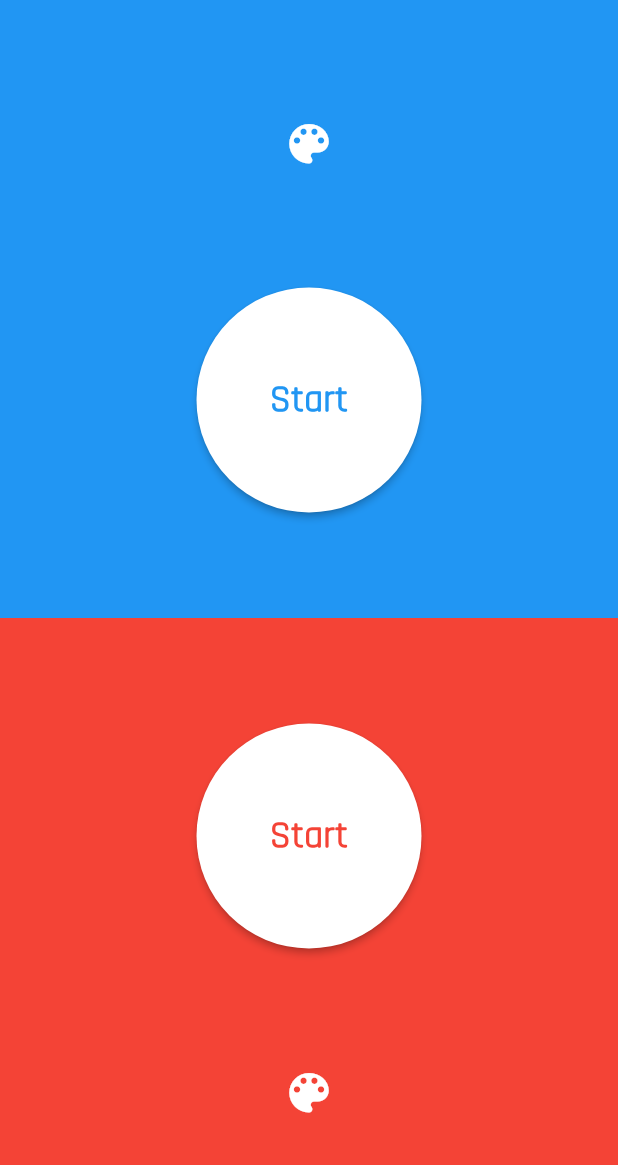
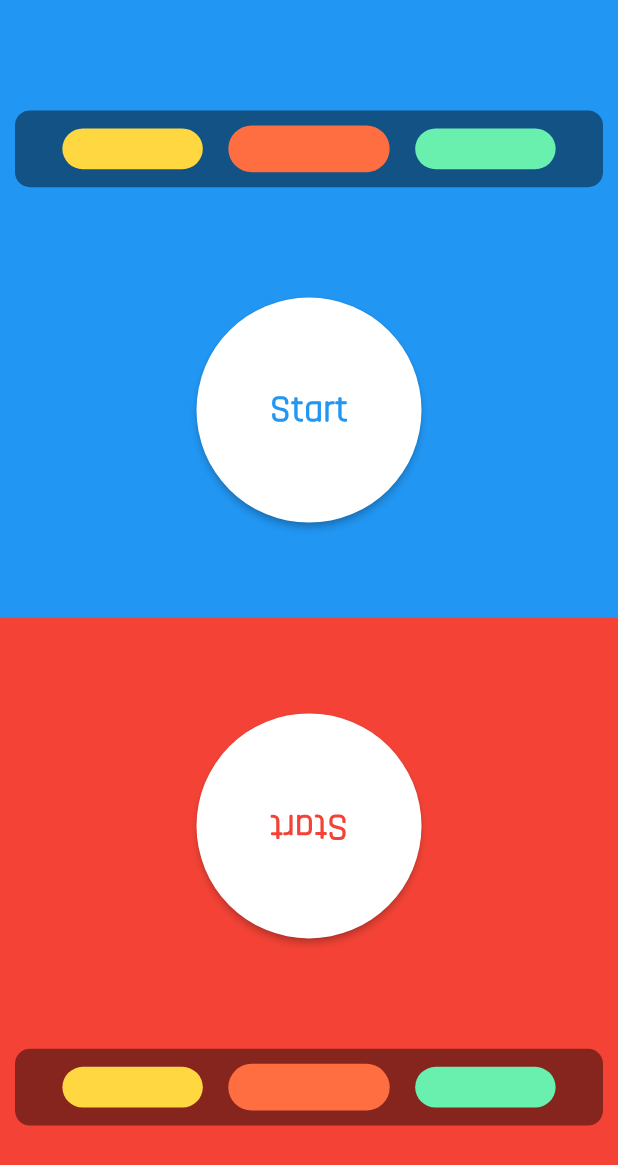
Before and after one commit to HariDharsaun/Finger_Blitz, a Flutter app: the screen it shows after launch, on a phone screen of 412 x 824 dp. Shown: the top 1165 px of the screen. Run offline on Flutter 3.47's test engine with Material 3 defaults, Android fonts, the phone set to English and light mode, and no system bars; drawn by our look-alikes of carousel_slider; our stand-ins replace lottie.

Commit message:
adding sliding bar for colours

```diff
--- a/lib/main.dart
+++ b/lib/main.dart
@@ -1,7 +1,9 @@
 import 'dart:async';
+import 'package:carousel_slider/carousel_slider.dart';
 import 'package:flutter/material.dart';
 import 'package:lottie/lottie.dart';
 import 'package:flutter/animation.dart';
+import 'package:carousel_slider/carousel_controller.dart';
 
 void main(){
   WidgetsFlutterBinding.ensureInitialized();
@@ -76,7 +78,10 @@ class HomePage extends StatefulWidget {
 }
 
 class _HomePageState extends State<HomePage> {
-  List<Color> colours= [Colors.blue,Colors.red,Colors.amberAccent,Colors.deepOrangeAccent,Colors.greenAccent,Colors.pink,Colors.deepPurple,Colors.deepPurpleAccent];
+  int initialPage = 3;
+  String button_text = "Start";
+  String button_text2 = "Start";
+  List<Color> colours= [Colors.blue,Colors.red,Colors.amberAccent,Colors.deepOrangeAccent,Colors.greenAccent,Colors.pink,Colors.deepPurple,Colors.brown,Colors.teal,Colors.cyan];
   Color button_color1 = Colors.white;
   Color button_color2 = Colors.white;
   bool p1_start = false;
@@ -98,13 +103,28 @@ class _HomePageState extends State<HomePage> {
               child: Column(
                 mainAxisAlignment: MainAxisAlignment.spaceEvenly,
                 children: [
-                  PopupMenuButton<Color>(
-                    shape: RoundedRectangleBorder(
-                      borderRadius: BorderRadius.circular(15)
+                  Padding(
+                    padding: const EdgeInsets.all(10),
+                    child: Container(
+                      padding: const EdgeInsets.symmetric(vertical: 5),
+
+                      decoration: BoxDecoration(
+                        color: Colors.black45,
+                        borderRadius: BorderRadius.circular(10)
                       ),
-                    color: Colors.black54,
-                  icon: Icon(Icons.color_lens_rounded,color: palatte_color,size:35,),
-                  onSelected: (Color color){
+                      child: CarouselSlider(
+                        options: CarouselOptions(
+                          initialPage: initialPage,
+                          enableInfiniteScroll: false,
+                          viewportFraction: 0.3,
+                          height: MediaQuery.of(context).size.width/10,
+                          enlargeCenterPage: true,
+                        ),
+                        items: colours.map((Color color,){
+                          return Builder(
+                            builder: (BuildContext context){
+                              return InkWell(
+                                onTap: (){
                                   setState(() {
                                     if(color != p2_color)
                                       {
@@ -112,25 +132,26 @@ class _HomePageState extends State<HomePage> {
                                       }
                                   });
                                 },
-                  itemBuilder: (BuildContext context){
-                    return colours.map((Color colour)
-                    {
-                      return PopupMenuItem<Color>(
-                        value: colour,
                                 child: Container(
-                          width: double.infinity,
-                          height: 20,
-                          color: colour,
-                        )
+                                  margin: const EdgeInsets.all(5),
+                                  decoration: BoxDecoration(
+                                    color: color,
+                                    borderRadius: BorderRadius.circular(30)
+                                  ),
+                                ),
                               );
-                    }).toList();
-                  },
+                            }
+                          );
+                        }).toList()
+                      ),
+                    ),
                   ),
                   MaterialButton(
                   onPressed: () {
                     p1_start = true;
                     setState(() {
                       button_color1 = Colors.white70;
+                      button_text = "I'm Ready";
                     });
                     if(p1_start && p2_start)
                     {
@@ -140,6 +161,8 @@ class _HomePageState extends State<HomePage> {
                         setState(() {
                         button_color1 = Colors.white;
                         button_color2 = Colors.white;
+                        button_text = "Start";
+                        button_text2 = "Start";
                       });
                       });
                       Navigator.push(
@@ -148,7 +171,7 @@ class _HomePageState extends State<HomePage> {
                       );
                     }
                   },
-                  child: Text("Start",style: TextStyle(fontFamily: 'Rajdhani',color: p1_color,fontSize: 25,fontWeight: FontWeight.w600),),
+                  child: Text(button_text,style: TextStyle(fontFamily: 'Rajdhani',color: p1_color,fontSize: 25,fontWeight: FontWeight.w600),),
                   color: button_color1,
                   shape: const CircleBorder(),
                   height: 150,
@@ -170,6 +193,7 @@ class _HomePageState extends State<HomePage> {
                     p2_start  = true;
                     setState(() {
                       button_color2 = Colors.white70;
+                      button_text2 = "I'm Ready";
                     });
                     if(p1_start && p2_start)
                     {
@@ -179,6 +203,8 @@ class _HomePageState extends State<HomePage> {
                       setState(() {
                         button_color1 = Colors.white;
                         button_color2 = Colors.white;
+                        button_text = "Start";
+                        button_text2 = "Start";
                         });
                       });
                       Navigator.push(
@@ -187,19 +213,37 @@ class _HomePageState extends State<HomePage> {
                       );
                     }
                   },
-                  child: Text("Start",style: TextStyle(fontFamily:'Rajdhani',color: p2_color,fontSize: 25,fontWeight: FontWeight.w600)),
+                  child: Transform.rotate(
+                    angle: 3.14,
+                    child: Text(button_text2,style: TextStyle(fontFamily:'Rajdhani',color: p2_color,fontSize: 25,fontWeight: FontWeight.w600))
+                    ),
                   color: button_color2,
                   shape: const CircleBorder(),
                   height: 150,
                   minWidth: 150,
                 ),
-                PopupMenuButton<Color>(
-                  shape: RoundedRectangleBorder(
-                      borderRadius: BorderRadius.circular(15)
+                Padding(
+                    padding: const EdgeInsets.all(10),
+                    child: Container(
+                      padding: const EdgeInsets.symmetric(vertical: 5),
+
+                      decoration: BoxDecoration(
+                        color: Colors.black45,
+                        borderRadius: BorderRadius.circular(10)
                       ),
-                    color: Colors.black54,
-                  icon: Icon(Icons.color_lens_rounded,color: palatte_color,size:35,),
-                  onSelected: (Color color){
+                      child: CarouselSlider(
+                        options: CarouselOptions(
+                          initialPage: initialPage,
+                          enableInfiniteScroll: false,
+                          viewportFraction: 0.3,
+                          height: MediaQuery.of(context).size.width/10,
+                          enlargeCenterPage: true,
+                        ),
+                        items: colours.map((Color color,){
+                          return Builder(
+                            builder: (BuildContext context){
+                              return InkWell(
+                                onTap: (){
                                   setState(() {
                                     if(color != p1_color)
                                       {
@@ -207,19 +251,19 @@ class _HomePageState extends State<HomePage> {
                                       }
                                   });
                                 },
-                  itemBuilder: (BuildContext context){
-                    return colours.map((Color colour)
-                    {
-                      return PopupMenuItem<Color>(
-                        value: colour,
                                 child: Container(
-                          width: double.infinity,
-                          height: 20,
-                          color: colour,
-                        )
+                                  margin: const EdgeInsets.all(5),
+                                  decoration: BoxDecoration(
+                                    color: color,
+                                    borderRadius: BorderRadius.circular(30)
+                                  ),
+                                ),
                               );
-                    }).toList();
-                  },
+                            }
+                          );
+                        }).toList()
+                      ),
+                    ),
                   ),
                 ]
               ),
--- a/pubspec.yaml
+++ b/pubspec.yaml
@@ -11,6 +11,7 @@ dependencies:
     sdk: flutter
 
   lottie: ^3.2.0
+  carousel_slider: ^5.0.0
 
 dev_dependencies:
   flutter_test:
```
Also changed, not shown: pubspec.lock. Lines whose indentation alone changed are shown as unchanged.
